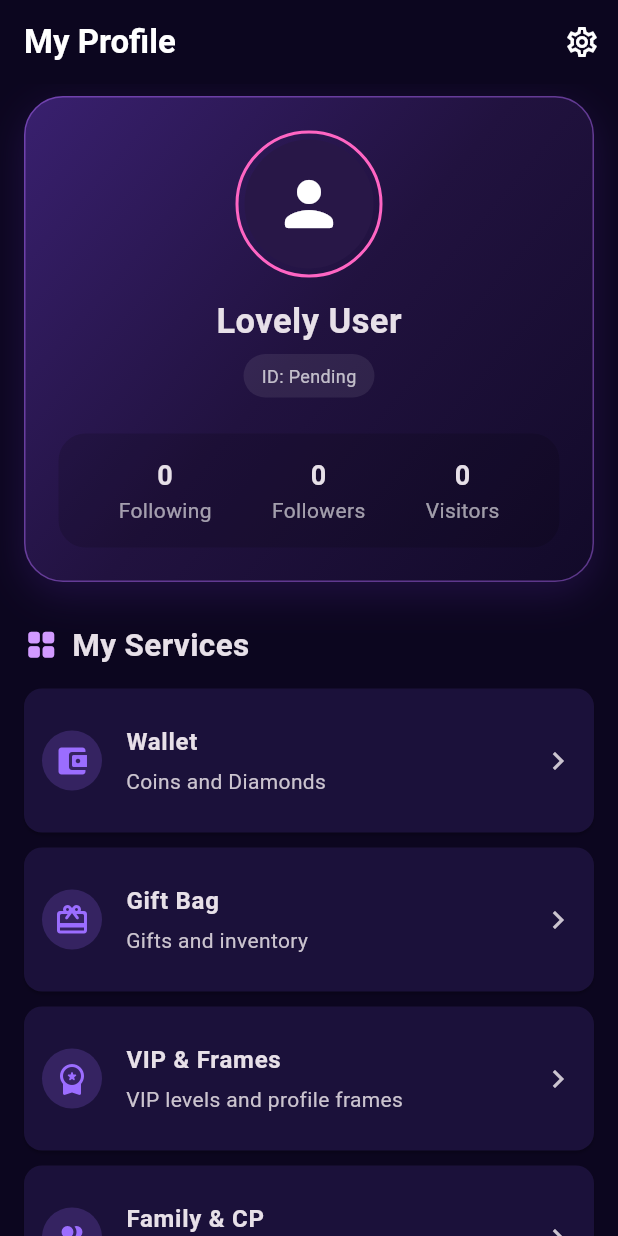
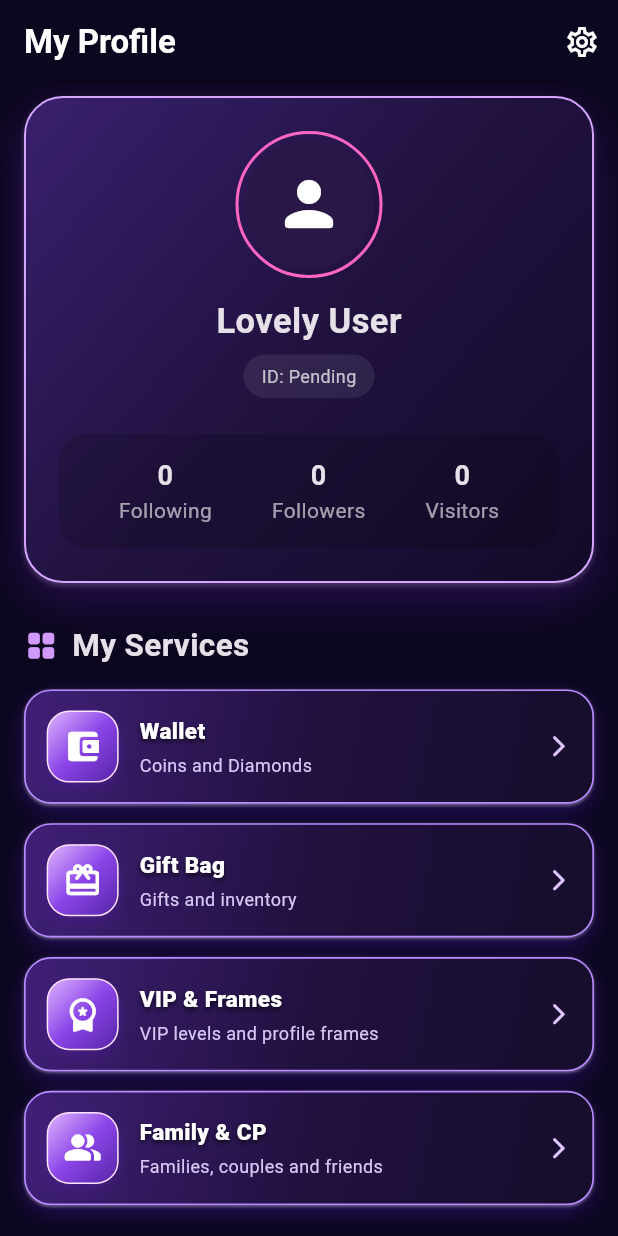
Before and after one commit to wwwsabtainshah-byte/Lovely, a Flutter app: the ProfilePage screen opened directly, on a phone screen of 412 x 824 dp. Run offline on Flutter 3.47's test engine with Material 3 defaults, Android fonts, the phone set to English and light mode, and no system bars; our stand-ins replace firebase_auth, firebase_core, flutter_secure_storage, google_sign_in, image_picker; missing offline and left inert: flutter_webrtc; accounts and stored records are empty; network calls fail.

Commit message:
Improve profile with 3D purple buttons

```diff
--- a/lib/main.dart
+++ b/lib/main.dart
@@ -1325,13 +1325,19 @@ class _ProfilePageState extends State<ProfilePage> {
               ),
               borderRadius: BorderRadius.circular(26),
               border: Border.all(
-                color: const Color(0xFFB66DFF).withValues(alpha: 0.45),
-              ),
-              boxShadow: [
+                color: const Color(0xFFD6A6FF),
+                width: 1.3,
+              ),
+              boxShadow: const [
                 BoxShadow(
-                  color: const Color(0xFF8A45FF).withValues(alpha: 0.15),
-                  blurRadius: 22,
-                  offset: const Offset(0, 8),
+                  color: Color(0x664F1C99),
+                  blurRadius: 26,
+                  offset: Offset(0, 10),
+                ),
+                BoxShadow(
+                  color: Color(0x33F4DFFF),
+                  blurRadius: 2,
+                  offset: Offset(0, 2),
                 ),
               ],
             ),
@@ -1536,25 +1542,91 @@ Widget featureCard(
   String subtitle,
   VoidCallback onTap,
 ) {
-  return Card(
-    color: panel,
-    margin: const EdgeInsets.only(bottom: 10),
-    child: ListTile(
-      contentPadding: const EdgeInsets.all(12),
-      leading: CircleAvatar(
-        backgroundColor: purple.withValues(alpha: 0.20),
-        child: Icon(icon, color: purple),
-      ),
-      title: Text(
-        title,
-        style: const TextStyle(fontWeight: FontWeight.bold),
-      ),
-      subtitle: Padding(
-        padding: const EdgeInsets.only(top: 4),
-        child: Text(subtitle),
-      ),
-      trailing: const Icon(Icons.chevron_right),
-      onTap: onTap,
+  return Container(
+    margin: const EdgeInsets.only(bottom: 13),
+    decoration: BoxDecoration(
+      gradient: const LinearGradient(
+        begin: Alignment.topLeft,
+        end: Alignment.bottomRight,
+        colors: [
+          Color(0xFF402078),
+          Color(0xFF21113F),
+          Color(0xFF160D2B),
+        ],
+      ),
+      borderRadius: BorderRadius.circular(18),
+      border: Border.all(color: const Color(0xFFB78AFF), width: 1.1),
+      boxShadow: const [
+        BoxShadow(
+          color: Color(0x663F16A5),
+          blurRadius: 12,
+          offset: Offset(0, 6),
+        ),
+        BoxShadow(
+          color: Color(0x55FFFFFF),
+          blurRadius: 1,
+          offset: Offset(0, 1),
+        ),
+      ],
+    ),
+    child: Material(
+      color: Colors.transparent,
+      borderRadius: BorderRadius.circular(18),
+      child: InkWell(
+        borderRadius: BorderRadius.circular(18),
+        onTap: onTap,
+        child: Padding(
+          padding: const EdgeInsets.symmetric(horizontal: 14, vertical: 13),
+          child: Row(
+            children: [
+              Container(
+                width: 48,
+                height: 48,
+                decoration: BoxDecoration(
+                  gradient: const LinearGradient(
+                    begin: Alignment.topLeft,
+                    end: Alignment.bottomRight,
+                    colors: [Color(0xFFE0B7FF), Color(0xFF8B45E8), Color(0xFF5524A5)],
+                  ),
+                  borderRadius: BorderRadius.circular(15),
+                  border: Border.all(color: const Color(0xFFFFE4FF), width: 1),
+                  boxShadow: const [
+                    BoxShadow(
+                      color: Color(0x884F1C99),
+                      blurRadius: 7,
+                      offset: Offset(0, 4),
+                    ),
+                  ],
+                ),
+                child: Icon(icon, color: Colors.white, size: 26),
+              ),
+              const SizedBox(width: 14),
+              Expanded(
+                child: Column(
+                  crossAxisAlignment: CrossAxisAlignment.start,
+                  children: [
+                    Text(
+                      title,
+                      style: const TextStyle(
+                        color: Colors.white,
+                        fontWeight: FontWeight.w800,
+                        fontSize: 15,
+                        shadows: [Shadow(color: Color(0xAA000000), blurRadius: 4, offset: Offset(0, 2))],
+                      ),
+                    ),
+                    const SizedBox(height: 4),
+                    Text(
+                      subtitle,
+                      style: const TextStyle(color: Color(0xFFD8C6F5), fontSize: 12),
+                    ),
+                  ],
+                ),
+              ),
+              const Icon(Icons.arrow_forward_ios_rounded, color: Color(0xFFE1C7FF), size: 17),
+            ],
+          ),
+        ),
+      ),
     ),
   );
 }
```
